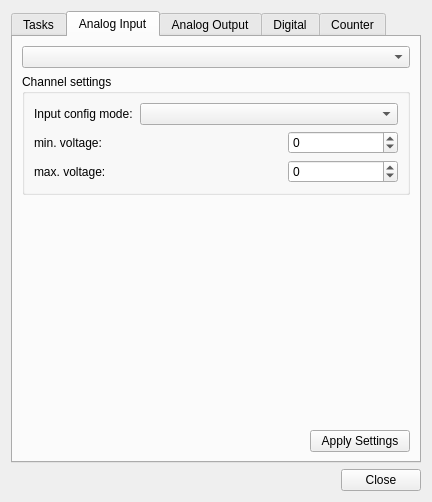
Old version of the form NI-DAQmx/dialogNI-DAQmx.ui in the repository itom-project/plugins.
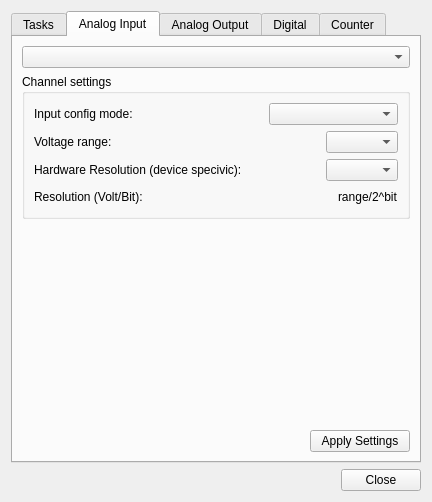
New version of the form. The open tabs and pages were chosen to show the change.

Commit message: updates in NI-DAQmx (better setting of voltage ranges for input slots)

The edit to the form file:
```diff
--- a/NI-DAQmx/dialogNI-DAQmx.ui
+++ b/NI-DAQmx/dialogNI-DAQmx.ui
@@ -213,7 +213,7 @@
              </property>
              <layout class="QVBoxLayout" name="verticalLayout_5">
               <item>
-               <layout class="QHBoxLayout" name="horizontalLayout" stretch="0,0">
+               <layout class="QHBoxLayout" name="horizontalLayout" stretch="0,0,0">
                 <property name="margin">
                  <number>0</number>
                 </property>
@@ -230,6 +230,19 @@
                   </property>
                  </widget>
                 </item>
+                <item>
+                 <spacer name="horizontalSpacer_6">
+                  <property name="orientation">
+                   <enum>Qt::Horizontal</enum>
+                  </property>
+                  <property name="sizeHint" stdset="0">
+                   <size>
+                    <width>40</width>
+                    <height>20</height>
+                   </size>
+                  </property>
+                 </spacer>
+                </item>
                 <item>
                  <widget class="QComboBox" name="aiConfigCombo">
                   <property name="sizePolicy">
@@ -238,20 +251,26 @@
                     <verstretch>0</verstretch>
                    </sizepolicy>
                   </property>
+                  <property name="minimumSize">
+                   <size>
+                    <width>70</width>
+                    <height>0</height>
+                   </size>
+                  </property>
                  </widget>
                 </item>
                </layout>
               </item>
               <item>
-               <layout class="QGridLayout" name="gridLayout_2">
-                <item row="0" column="0">
-                 <widget class="QLabel" name="aiMinLabel">
+               <layout class="QHBoxLayout" name="horizontalLayout_2">
+                <item>
+                 <widget class="QLabel" name="aiVoltageRangeLabel">
                   <property name="text">
-                   <string>min. voltage:</string>
+                   <string>Voltage range:</string>
                   </property>
                  </widget>
                 </item>
-                <item row="0" column="1">
+                <item>
                  <spacer name="horizontalSpacer_5">
                   <property name="orientation">
                    <enum>Qt::Horizontal</enum>
@@ -264,49 +283,78 @@
                   </property>
                  </spacer>
                 </item>
-                <item row="0" column="2">
-                 <widget class="QSpinBox" name="aiMinSpin">
+                <item>
+                 <widget class="QComboBox" name="aiRangeCombo">
                   <property name="minimumSize">
                    <size>
-                    <width>110</width>
+                    <width>70</width>
                     <height>0</height>
                    </size>
                   </property>
-                  <property name="minimum">
-                   <number>-10</number>
+                 </widget>
+                </item>
+               </layout>
+              </item>
+              <item>
+               <layout class="QHBoxLayout" name="horizontalLayout_3">
+                <item>
+                 <widget class="QLabel" name="label_6">
+                  <property name="text">
+                   <string>Hardware Resolution (device specivic):</string>
                   </property>
-                  <property name="maximum">
-                   <number>10</number>
+                 </widget>
+                </item>
+                <item>
+                 <spacer name="horizontalSpacer_12">
+                  <property name="orientation">
+                   <enum>Qt::Horizontal</enum>
                   </property>
+                  <property name="sizeHint" stdset="0">
+                   <size>
+                    <width>40</width>
+                    <height>20</height>
+                   </size>
+                  </property>
+                 </spacer>
+                </item>
+                <item>
+                 <widget class="QComboBox" name="aiBitCombo">
+                  <property name="minimumSize">
+                   <size>
+                    <width>70</width>
+                    <height>0</height>
+                   </size>
+                  </property>
                  </widget>
                 </item>
-                <item row="1" column="0">
-                 <widget class="QLabel" name="aiMaxLabel">
+               </layout>
+              </item>
+              <item>
+               <layout class="QHBoxLayout" name="horizontalLayout_9">
+                <item>
+                 <widget class="QLabel" name="label_7">
                   <property name="text">
-                   <string>max. voltage:</string>
+                   <string>Resolution (Volt/Bit):</string>
                   </property>
                  </widget>
                 </item>
-                <item row="1" column="1">
-                 <spacer name="horizontalSpacer_6">
+                <item>
+                 <spacer name="horizontalSpacer_13">
                   <property name="orientation">
                    <enum>Qt::Horizontal</enum>
                   </property>
                   <property name="sizeHint" stdset="0">
                    <size>
-                    <width>124</width>
+                    <width>40</width>
                     <height>20</height>
                    </size>
                   </property>
                  </spacer>
                 </item>
-                <item row="1" column="2">
-                 <widget class="QSpinBox" name="aiMaxSpin">
-                  <property name="minimum">
-                   <number>-10</number>
-                  </property>
-                  <property name="maximum">
-                   <number>10</number>
+                <item>
+                 <widget class="QLabel" name="aiResolutionLabel">
+                  <property name="text">
+                   <string>range/2^bit</string>
                   </property>
                  </widget>
                 </item>
```
Left out of the diff: 94 changed lines with no effect on the pictures. Lines whose indentation alone changed are shown as unchanged. The commit also changes 6 other files.
